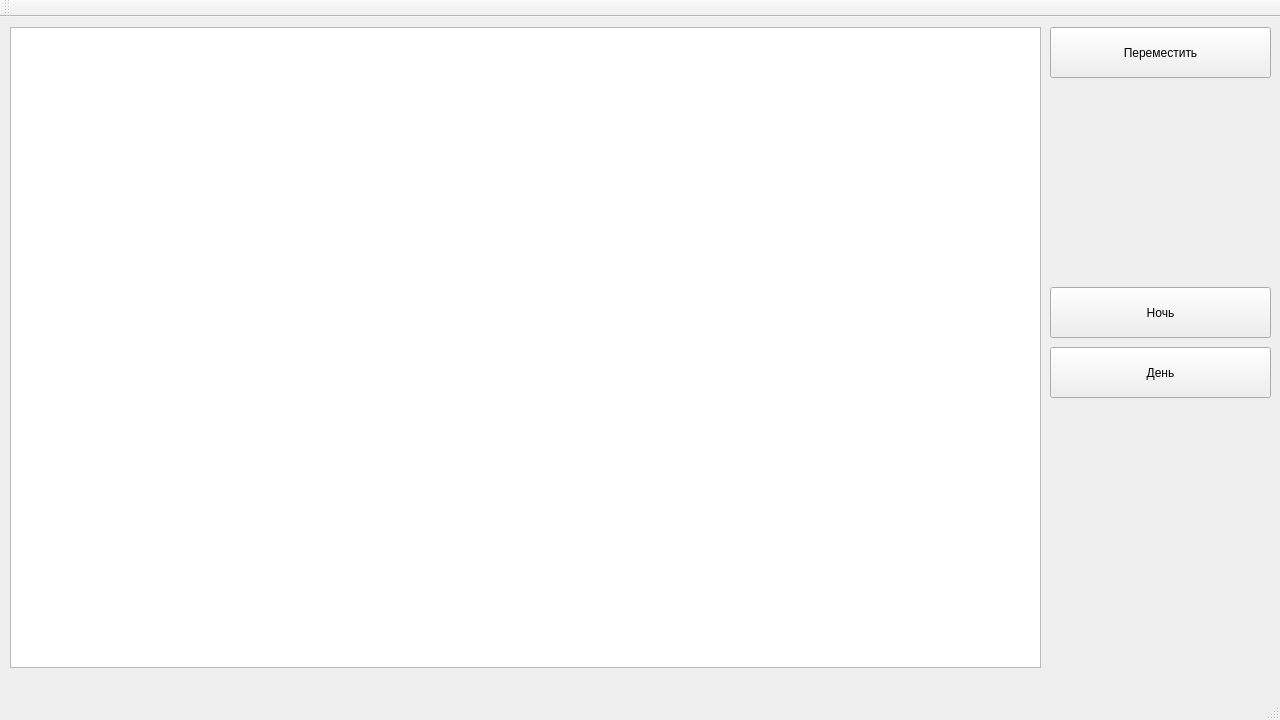
First picture: the form in RainSimulator/mainwindow.ui, repository marchenko-vs/ics7-cg-cp, before the edit.
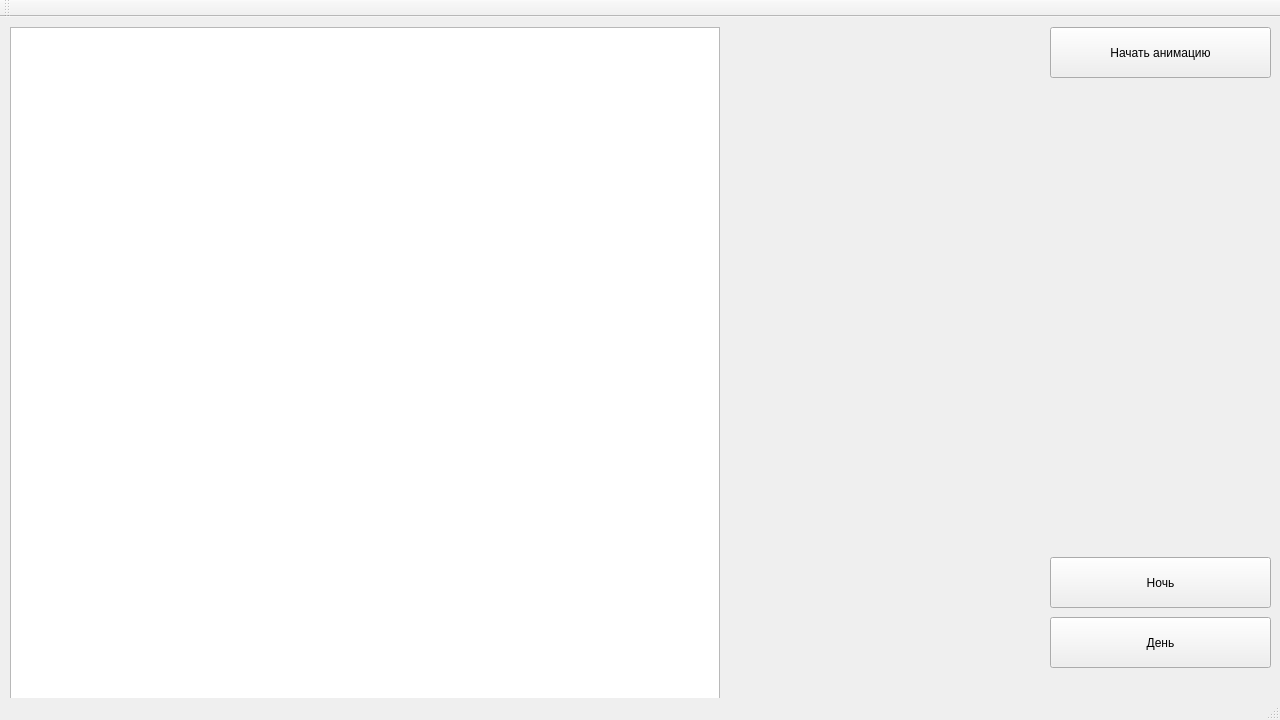
Second picture: the form after the edit.

Diff of the .ui file:
```diff
--- a/RainSimulator/mainwindow.ui
+++ b/RainSimulator/mainwindow.ui
@@ -37,8 +37,8 @@
      <rect>
       <x>10</x>
       <y>10</y>
-      <width>1031</width>
-      <height>641</height>
+      <width>710</width>
+      <height>710</height>
      </rect>
     </property>
    </widget>
@@ -52,14 +52,14 @@
      </rect>
     </property>
     <property name="text">
-     <string>Переместить</string>
+     <string>Начать анимацию</string>
     </property>
    </widget>
    <widget class="QPushButton" name="pushButton_2">
     <property name="geometry">
      <rect>
       <x>1050</x>
-      <y>330</y>
+      <y>600</y>
       <width>221</width>
       <height>51</height>
      </rect>
@@ -72,7 +72,7 @@
     <property name="geometry">
      <rect>
       <x>1050</x>
-      <y>270</y>
+      <y>540</y>
       <width>221</width>
       <height>51</height>
      </rect>
```
